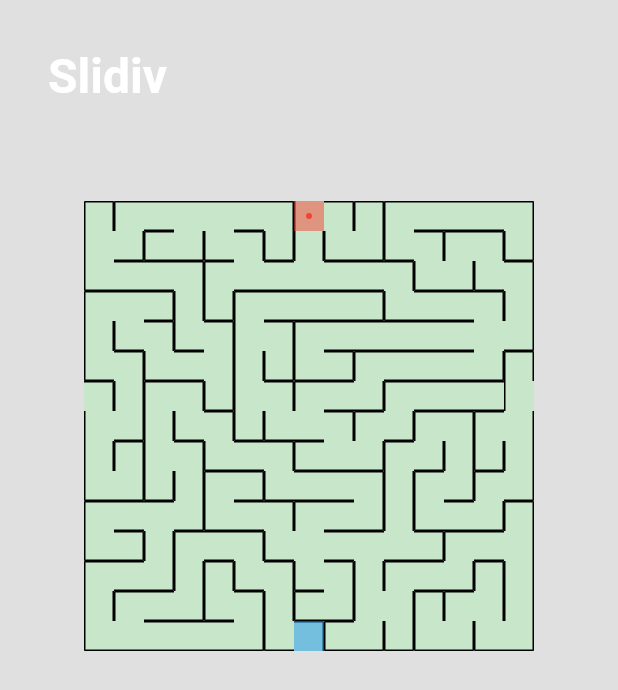
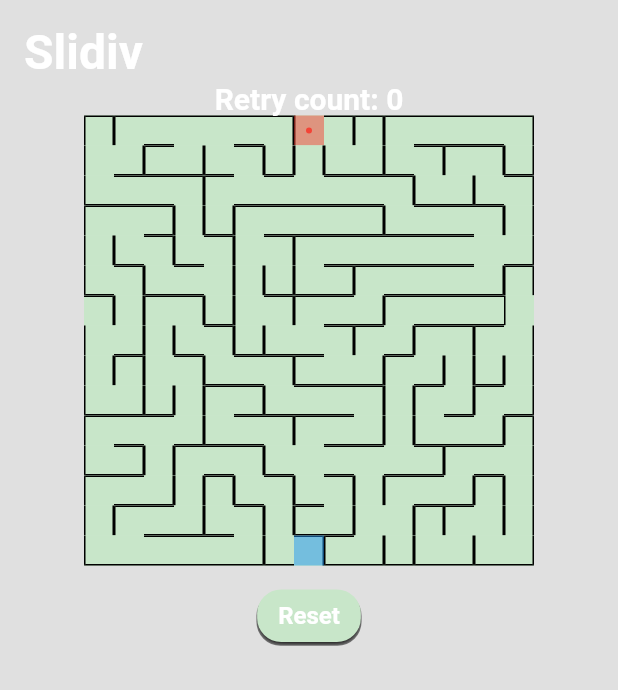
Before and after one commit to lkandrea/flutter_slidiv, a Flutter app: the screen it shows after launch, after a tap on "Start", on a phone screen of 412 x 824 dp. Shown: the top 690 px of the screen. Run offline on Flutter 3.47's test engine with Material 2 defaults, Android fonts, the phone set to English and light mode, and no system bars.

Commit message:
Added reset button and retry count

```diff
--- a/lib/common/widgets/button.dart
+++ b/lib/common/widgets/button.dart
@@ -1,11 +1,15 @@
-import 'package:flutter/cupertino.dart';
 import 'package:flutter/material.dart';
 import 'package:slidiv/common/style/slidiv_bold_text.dart';
 
 class Button extends StatelessWidget {
-  const Button(this.text, {Key? key}) : super(key: key);
+  const Button(
+    this.text, {
+    this.fontSize,
+    Key? key,
+  }) : super(key: key);
 
   final String text;
+  final double? fontSize;
 
   @override
   Widget build(BuildContext context) {
@@ -29,7 +33,7 @@ class Button extends StatelessWidget {
       ),
       child: Text(
         text,
-        style: const SlidivBoldText(fontSize: 24.0),
+        style: SlidivBoldText(fontSize: fontSize ?? 24.0),
       ),
     );
   }
--- a/lib/maze_widget/rectangular_maze.dart
+++ b/lib/maze_widget/rectangular_maze.dart
@@ -4,6 +4,7 @@ import 'package:slidiv/common/extensions/double_extension.dart';
 import 'package:slidiv/common/enum/direction_enum.dart';
 import 'package:slidiv/common/extensions/maze_data_extension.dart';
 import 'package:slidiv/common/style/slidiv_bold_text.dart';
+import 'package:slidiv/common/widgets/button.dart';
 import 'package:slidiv/data/maze_data.dart';
 import 'package:slidiv/maze_widget/rectangular_tile.dart';
 
@@ -26,10 +27,13 @@ class _RectangularMazeState extends State<RectangularMaze> {
   final List<List<RectangularTile>> _mazeMap = [];
   final _mazeColor = Colors.green.shade100;
 
-  late final List<List<Direction?>> _mazeMoveInDirections = _initMazeMoveInDirections();
-  late final List<List<Direction?>> _mazeMoveOutDirections = _initMazeMoveOutDirections();
+  late List<List<Direction?>> _mazeMoveInDirections =
+      _initMazeMoveInDirections();
+  late List<List<Direction?>> _mazeMoveOutDirections =
+      _initMazeMoveOutDirections();
   late int _currentX = widget.initialX;
   late int _currentY = widget.initialY;
+  int _retry = 0;
 
   Offset? panPositionDown;
   Offset? panPositionStart;
@@ -49,7 +53,7 @@ class _RectangularMazeState extends State<RectangularMaze> {
       },
       child: Container(
         color: Colors.grey.shade300,
-        padding: const EdgeInsets.all(32.0),
+        padding: const EdgeInsets.all(16.0),
         child: CustomScrollView(
           slivers: [
             const SliverToBoxAdapter(
@@ -58,15 +62,35 @@ class _RectangularMazeState extends State<RectangularMaze> {
                 child: Text("Slidiv", style: SlidivBoldText()),
               ),
             ),
-            const SliverPadding(
-              padding: EdgeInsets.all(32.0),
+            SliverToBoxAdapter(
+              child: Column(
+                children: [
+                  Text(
+                    "Retry count: $_retry",
+                    style: const SlidivBoldText(fontSize: 20.0),
+                  ),
+                ],
+              ),
             ),
             SliverList(
               delegate: SliverChildBuilderDelegate(
                 (context, index) => _buildMazeItem(index),
                 childCount: widget.width,
               ),
-            )
+            ),
+            SliverToBoxAdapter(
+              child: GestureDetector(
+                onTap: () => _incrementRetryCount(),
+                child: Column(
+                  children: const [
+                    Button(
+                      "Reset",
+                      fontSize: 16.0,
+                    ),
+                  ],
+                ),
+              ),
+            ),
           ],
         ),
       ),
@@ -211,10 +235,17 @@ class _RectangularMazeState extends State<RectangularMaze> {
   List<List<Direction?>> _initMazeMoveOutDirections() {
     return List.generate(
       widget.height,
-        (rowIndex) => List.generate(
-          widget.width,
-          (columnIndex) => null
-        ),
+      (rowIndex) => List.generate(widget.width, (columnIndex) => null),
     );
   }
+
+  _incrementRetryCount() {
+    setState(() {
+      _mazeMoveInDirections = _initMazeMoveInDirections();
+      _mazeMoveOutDirections = _initMazeMoveOutDirections();
+      _currentX = widget.initialX;
+      _currentY = widget.initialY;
+      _retry += 1;
+    });
   }
+}
```
Lines whose indentation alone changed are shown as unchanged.
